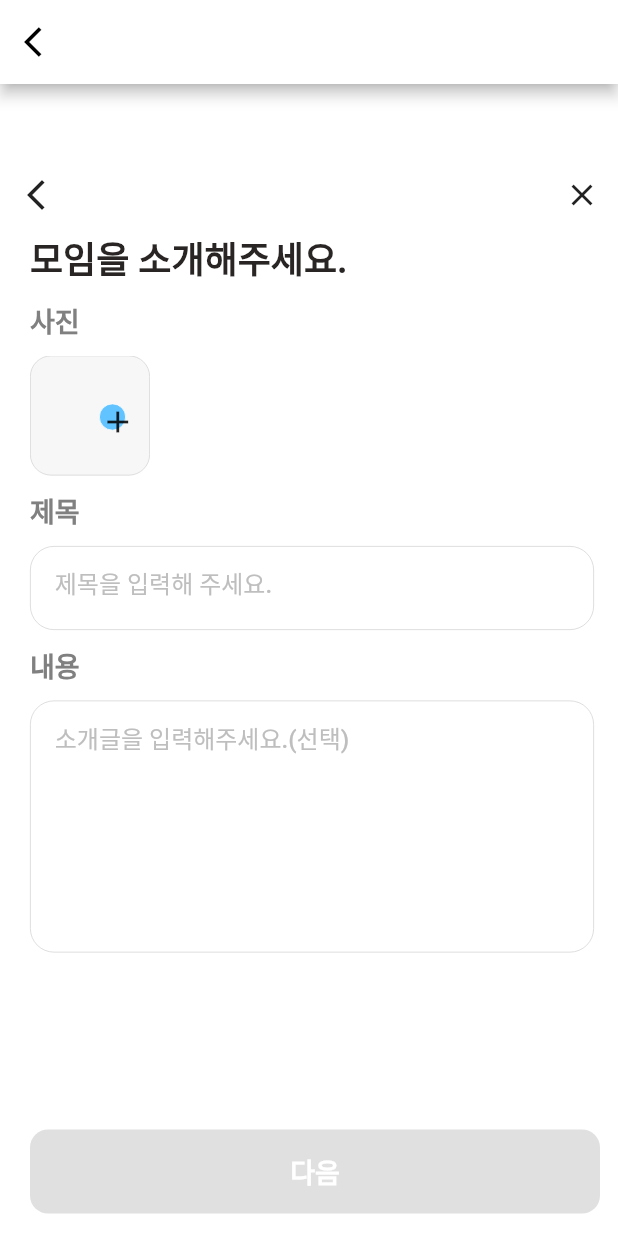
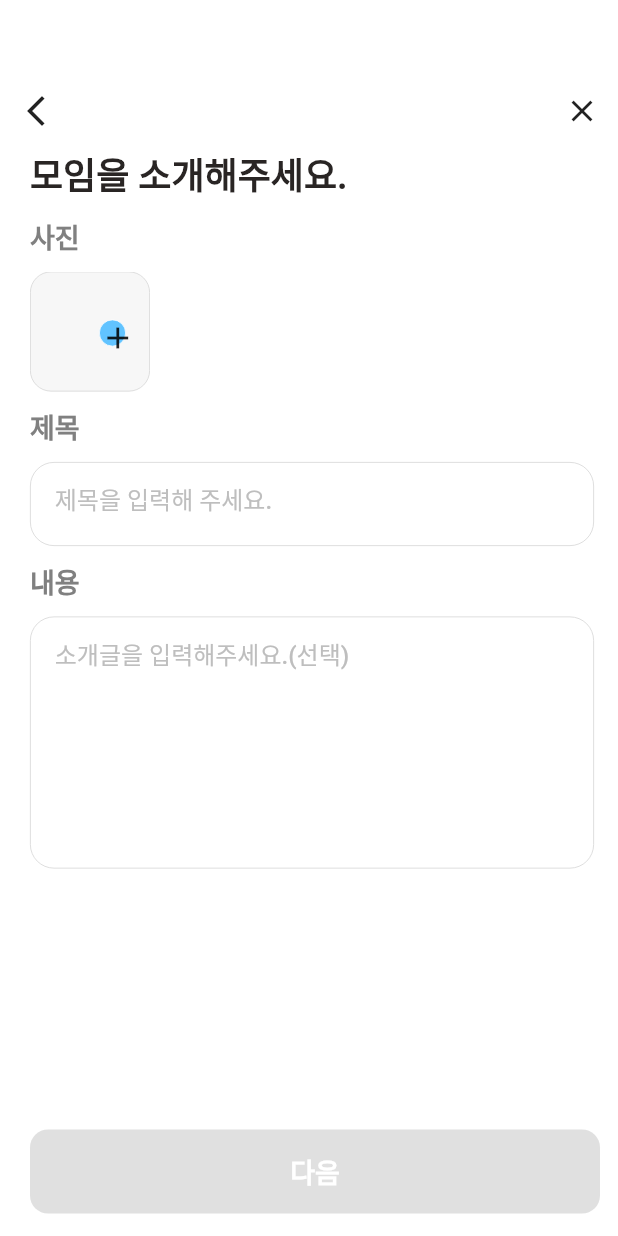
Before and after one commit to ggstargame45/Malf_Study, a Flutter app: the WritingPages1 screen opened by its route, on a phone screen of 412 x 824 dp. Run offline on Flutter 3.47's test engine with Material 2 defaults, Android fonts, the phone set to English and light mode, and no system bars; our stand-ins replace fluttertoast, image_picker, logger, sliding_up_panel; network calls fail; Roboto replaces fonts that are missing (Pretendard).

Commit message:
쓸데없이 추가한거 삭제함

```diff
--- a/malf_study/lib/screens/writing_pages/writing_pages1.dart
+++ b/malf_study/lib/screens/writing_pages/writing_pages1.dart
@@ -24,16 +24,6 @@ class _WritingPages1 extends State<WritingPages1> {
           FocusManager.instance.primaryFocus?.unfocus();
         },
         child: Scaffold(
-          appBar: AppBar(
-            backgroundColor: Colors.white,
-            leading: IconButton(
-              icon: const Icon(Icons.arrow_back_ios),
-              color: Colors.black,
-              onPressed: () {
-                Navigator.pop(context);
-              },
-            ),
-          ),
             resizeToAvoidBottomInset: false,
             backgroundColor: Colors.white,
             body: SafeArea(
```
